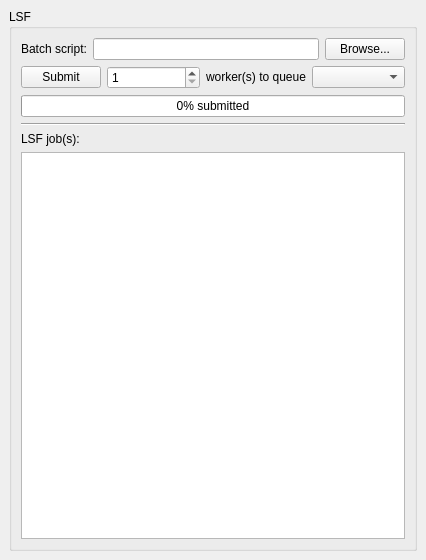
Old version of the form plugins/PBSPlugin/res/wgPBS.ui in the repository AnarManafov/PoD.
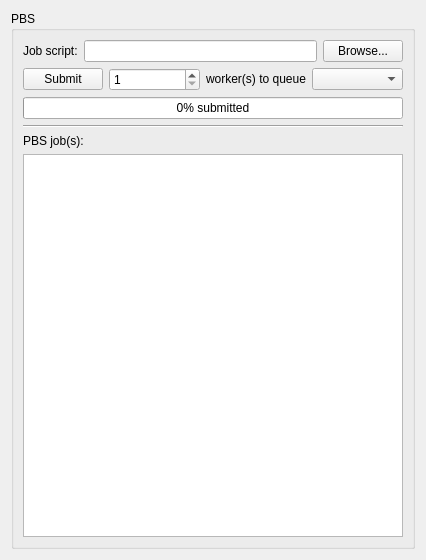
New version of the form.

What changed in the file:
```diff
--- a/plugins/PBSPlugin/res/wgPBS.ui
+++ b/plugins/PBSPlugin/res/wgPBS.ui
@@ -12,45 +12,21 @@
   <property name="windowTitle" >
    <string>Form</string>
   </property>
-  <layout class="QGridLayout" >
-   <property name="margin" >
-    <number>9</number>
-   </property>
-   <property name="spacing" >
-    <number>6</number>
-   </property>
-   <item row="0" column="0" >
-    <widget class="QGroupBox" name="groupBox" >
-     <property name="title" >
-      <string>LSF</string>
+  <layout class="QGridLayout">
+   <item row="0" column="0">
+    <widget class="QGroupBox" name="groupBox">
+     <property name="title">
+      <string>PBS</string>
      </property>
-     <layout class="QGridLayout" >
-      <property name="margin" >
-       <number>9</number>
-      </property>
-      <property name="spacing" >
-       <number>6</number>
-      </property>
-      <item row="0" column="0" >
-       <layout class="QVBoxLayout" >
-        <property name="margin" >
-         <number>0</number>
-        </property>
-        <property name="spacing" >
-         <number>6</number>
-        </property>
+     <layout class="QGridLayout">
+      <item row="0" column="0">
+       <layout class="QVBoxLayout">
         <item>
-         <layout class="QHBoxLayout" >
-          <property name="margin" >
-           <number>0</number>
-          </property>
-          <property name="spacing" >
-           <number>6</number>
-          </property>
+         <layout class="QHBoxLayout">
           <item>
-           <widget class="QLabel" name="label_2" >
-            <property name="text" >
-             <string>Batch script:</string>
+           <widget class="QLabel" name="label_2">
+            <property name="text">
+             <string>Job script:</string>
             </property>
            </widget>
           </item>
@@ -71,19 +47,11 @@
          </layout>
         </item>
         <item>
-         <layout class="QHBoxLayout" >
-          <property name="margin" >
-           <number>0</number>
-          </property>
-          <property name="spacing" >
-           <number>6</number>
-          </property>
+         <layout class="QHBoxLayout">
           <item>
-           <widget class="QPushButton" name="btnSubmitClient" >
-            <property name="sizePolicy" >
-             <sizepolicy>
-              <hsizetype>0</hsizetype>
-              <vsizetype>0</vsizetype>
+           <widget class="QPushButton" name="btnSubmitClient">
+            <property name="sizePolicy">
+             <sizepolicy hsizetype="Fixed" vsizetype="Fixed">
               <horstretch>0</horstretch>
               <verstretch>0</verstretch>
              </sizepolicy>
@@ -103,11 +71,9 @@
            </widget>
           </item>
           <item>
-           <widget class="QSpinBox" name="spinNumWorkers" >
-            <property name="sizePolicy" >
-             <sizepolicy>
-              <hsizetype>7</hsizetype>
-              <vsizetype>0</vsizetype>
+           <widget class="QSpinBox" name="spinNumWorkers">
+            <property name="sizePolicy">
+             <sizepolicy hsizetype="Expanding" vsizetype="Fixed">
               <horstretch>0</horstretch>
               <verstretch>0</verstretch>
              </sizepolicy>
@@ -133,11 +99,9 @@
            </widget>
           </item>
           <item>
-           <widget class="QLabel" name="label_4" >
-            <property name="sizePolicy" >
-             <sizepolicy>
-              <hsizetype>0</hsizetype>
-              <vsizetype>0</vsizetype>
+           <widget class="QLabel" name="label_4">
+            <property name="sizePolicy">
+             <sizepolicy hsizetype="Fixed" vsizetype="Fixed">
               <horstretch>0</horstretch>
               <verstretch>0</verstretch>
              </sizepolicy>
@@ -151,11 +115,9 @@
            </widget>
           </item>
           <item>
-           <widget class="QComboBox" name="lsfQueueList" >
-            <property name="sizePolicy" >
-             <sizepolicy>
-              <hsizetype>7</hsizetype>
-              <vsizetype>0</vsizetype>
+           <widget class="QComboBox" name="lsfQueueList">
+            <property name="sizePolicy">
+             <sizepolicy hsizetype="Expanding" vsizetype="Fixed">
               <horstretch>0</horstretch>
               <verstretch>0</verstretch>
              </sizepolicy>
@@ -185,9 +147,9 @@
          </widget>
         </item>
         <item>
-         <widget class="QLabel" name="label" >
-          <property name="text" >
-           <string>LSF job(s):</string>
+         <widget class="QLabel" name="label">
+          <property name="text">
+           <string>PBS job(s):</string>
           </property>
          </widget>
         </item>
```
Left out of the diff: 55 changed lines with no effect on the pictures.
